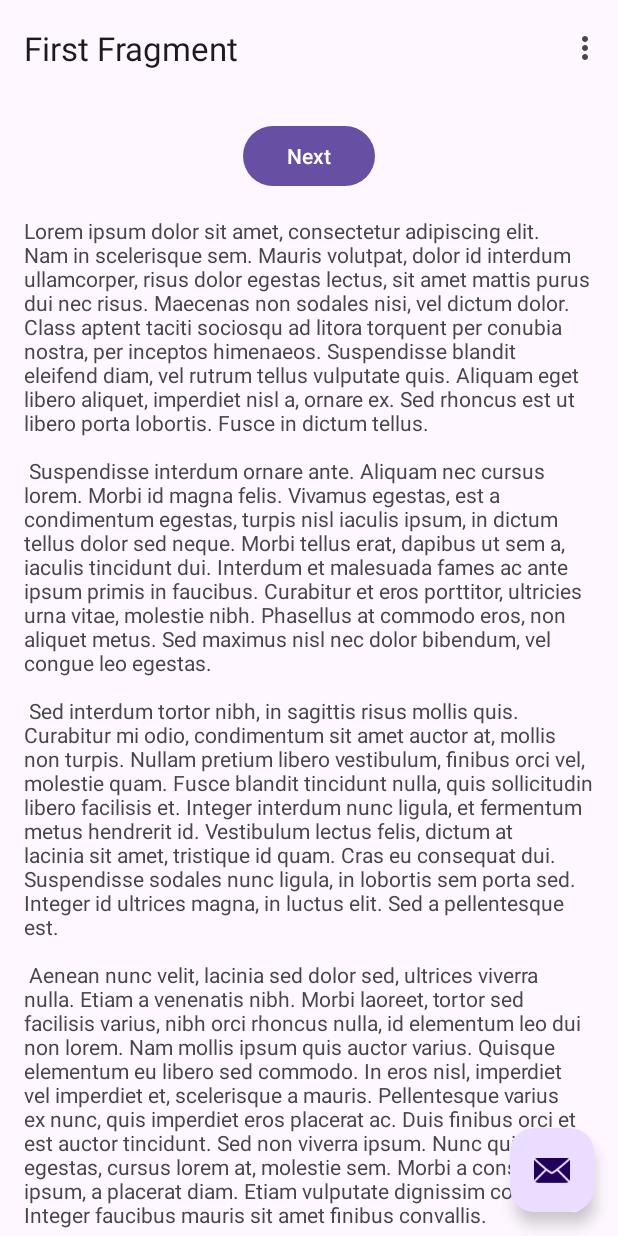
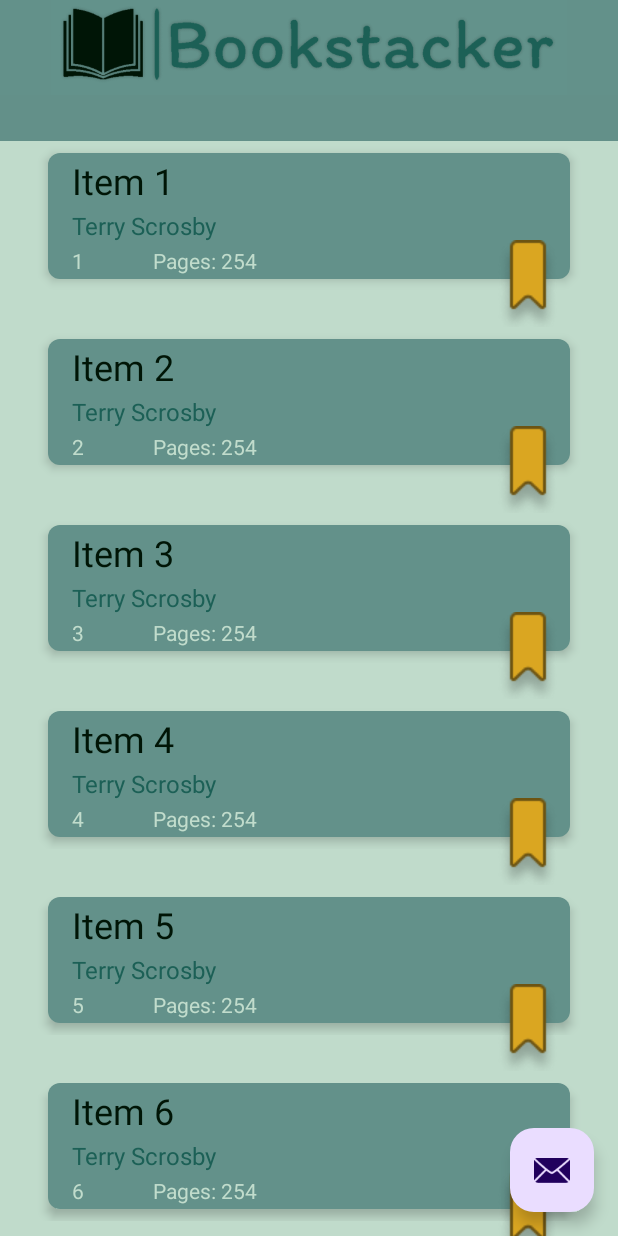
Before and after one commit to lukablaskovic/bookstacker, an Android app: the screen it shows after launch (MainActivity), on a phone screen of 412 x 824 dp. Run offline under Robolectric (Android 15) with nearby library versions, the phone set to English and light mode, and no system bars; our stand-ins replace navigation-ui.

Commit message:
Added list

```diff
--- a/app/build.gradle
+++ b/app/build.gradle
@@ -43,6 +43,8 @@ dependencies {
     implementation 'androidx.constraintlayout:constraintlayout:2.1.4'
     implementation 'androidx.navigation:navigation-fragment-ktx:2.6.0'
     implementation 'androidx.navigation:navigation-ui-ktx:2.6.0'
+    implementation 'androidx.legacy:legacy-support-v4:1.0.0'
+    implementation 'androidx.recyclerview:recyclerview:1.2.1'
     testImplementation 'junit:junit:4.13.2'
     androidTestImplementation 'androidx.test.ext:junit:1.1.5'
     androidTestImplementation 'androidx.test.espresso:espresso-core:3.5.1'
--- a/app/src/main/java/com/example/bookstacker/FirstFragment.kt
+++ b/app/src/main/java/com/example/bookstacker/FirstFragment.kt
@@ -6,7 +6,9 @@ import android.view.LayoutInflater
 import android.view.View
 import android.view.ViewGroup
 import androidx.navigation.fragment.findNavController
+import androidx.recyclerview.widget.RecyclerView
 import com.example.bookstacker.databinding.FragmentFirstBinding
+import com.example.bookstacker.placeholder.PlaceholderContent
 
 /**
  * A simple [Fragment] subclass as the default destination in the navigation.
@@ -18,6 +20,7 @@ class FirstFragment : Fragment() {
     // This property is only valid between onCreateView and
     // onDestroyView.
     private val binding get() = _binding!!
+    private lateinit var adapter: MyListOfAddedBooksRecyclerViewAdapter
 
     override fun onCreateView(
         inflater: LayoutInflater, container: ViewGroup?,
@@ -32,13 +35,23 @@ class FirstFragment : Fragment() {
     override fun onViewCreated(view: View, savedInstanceState: Bundle?) {
         super.onViewCreated(view, savedInstanceState)
 
-        binding.buttonFirst.setOnClickListener {
-            findNavController().navigate(R.id.action_FirstFragment_to_SecondFragment)
-        }
+        // Create your data list here or retrieve it from a source
+        val myDataList = PlaceholderContent.ITEMS
+
+        // Initialize the adapter with the data list
+        adapter = MyListOfAddedBooksRecyclerViewAdapter(myDataList)
+
+        // Get a reference to the RecyclerView
+        val recyclerView: RecyclerView = view.findViewById(R.id.list)
+
+        // Set the adapter on the RecyclerView
+        recyclerView.adapter = adapter
     }
 
     override fun onDestroyView() {
         super.onDestroyView()
         _binding = null
     }
+
+
 }
--- /dev/null
+++ b/app/src/main/java/com/example/bookstacker/ListOfAddedBooks.kt
@@ -0,0 +1,61 @@
+package com.example.bookstacker
+
+import android.os.Bundle
+import androidx.fragment.app.Fragment
+import androidx.recyclerview.widget.GridLayoutManager
+import androidx.recyclerview.widget.LinearLayoutManager
+import androidx.recyclerview.widget.RecyclerView
+import android.view.LayoutInflater
+import android.view.View
+import android.view.ViewGroup
+import com.example.bookstacker.placeholder.PlaceholderContent
+
+/**
+ * A fragment representing a list of Items.
+ */
+class ListOfAddedBooks : Fragment() {
+
+    private var columnCount = 1
+
+    override fun onCreate(savedInstanceState: Bundle?) {
+        super.onCreate(savedInstanceState)
+
+        arguments?.let {
+            columnCount = it.getInt(ARG_COLUMN_COUNT)
+        }
+    }
+
+    override fun onCreateView(
+        inflater: LayoutInflater, container: ViewGroup?,
+        savedInstanceState: Bundle?
+    ): View? {
+        val view = inflater.inflate(R.layout.fragment_list_of_added_books_list, container, false)
+
+        // Set the adapter
+        if (view is RecyclerView) {
+            with(view) {
+                layoutManager = when {
+                    columnCount <= 1 -> LinearLayoutManager(context)
+                    else -> GridLayoutManager(context, columnCount)
+                }
+                adapter = MyListOfAddedBooksRecyclerViewAdapter(PlaceholderContent.ITEMS)
+            }
+        }
+        return view
+    }
+
+    companion object {
+
+        // TODO: Customize parameter argument names
+        const val ARG_COLUMN_COUNT = "column-count"
+
+        // TODO: Customize parameter initialization
+        @JvmStatic
+        fun newInstance(columnCount: Int) =
+            ListOfAddedBooks().apply {
+                arguments = Bundle().apply {
+                    putInt(ARG_COLUMN_COUNT, columnCount)
+                }
+            }
+    }
+}
--- a/app/src/main/java/com/example/bookstacker/MainActivity.kt
+++ b/app/src/main/java/com/example/bookstacker/MainActivity.kt
@@ -11,6 +11,7 @@ import androidx.navigation.ui.setupActionBarWithNavController
 import android.view.Menu
 import android.view.MenuItem
 import com.example.bookstacker.databinding.ActivityMainBinding
+import com.example.bookstacker.placeholder.PlaceholderContent
 
 class MainActivity : AppCompatActivity() {
 
@@ -24,20 +25,17 @@ class MainActivity : AppCompatActivity() {
         binding = ActivityMainBinding.inflate(layoutInflater)
         setContentView(binding.root)
 
-        setSupportActionBar(binding.toolbar)
+        /*setSupportActionBar(binding.toolbar)
 
         val navController = findNavController(R.id.nav_host_fragment_content_main)
         appBarConfiguration = AppBarConfiguration(navController.graph)
-        setupActionBarWithNavController(navController, appBarConfiguration)
+        setupActionBarWithNavController(navController, appBarConfiguration)*/
 
-        binding.fab.setOnClickListener { view ->
-            Snackbar.make(view, "Replace with your own action", Snackbar.LENGTH_LONG)
-                .setAnchorView(R.id.fab)
-                .setAction("Action", null).show()
-        }
+
+
     }
 
-    override fun onCreateOptionsMenu(menu: Menu): Boolean {
+    /*override fun onCreateOptionsMenu(menu: Menu): Boolean {
         // Inflate the menu; this adds items to the action bar if it is present.
         menuInflater.inflate(R.menu.menu_main, menu)
         return true
@@ -57,5 +55,5 @@ class MainActivity : AppCompatActivity() {
         val navController = findNavController(R.id.nav_host_fragment_content_main)
         return navController.navigateUp(appBarConfiguration)
                 || super.onSupportNavigateUp()
-    }
+    }*/
 }
--- /dev/null
+++ b/app/src/main/java/com/example/bookstacker/MyListOfAddedBooksRecyclerViewAdapter.kt
@@ -0,0 +1,50 @@
+package com.example.bookstacker
+
+import androidx.recyclerview.widget.RecyclerView
+import android.view.LayoutInflater
+import android.view.View
+import android.view.ViewGroup
+import android.widget.TextView
+
+import com.example.bookstacker.placeholder.PlaceholderContent.PlaceholderItem
+import com.example.bookstacker.databinding.FragmentListOfAddedBooksBinding
+
+/**
+ * [RecyclerView.Adapter] that can display a [PlaceholderItem].
+ * TODO: Replace the implementation with code for your data type.
+ */
+class MyListOfAddedBooksRecyclerViewAdapter(
+    private val values: List<PlaceholderItem>
+) : RecyclerView.Adapter<MyListOfAddedBooksRecyclerViewAdapter.ViewHolder>() {
+
+    override fun onCreateViewHolder(parent: ViewGroup, viewType: Int): ViewHolder {
+
+        return ViewHolder(
+            FragmentListOfAddedBooksBinding.inflate(
+                LayoutInflater.from(parent.context),
+                parent,
+                false
+            )
+        )
+
+    }
+
+    override fun onBindViewHolder(holder: ViewHolder, position: Int) {
+        val item = values[position]
+        holder.idView.text = item.id
+        holder.contentView.text = item.content
+    }
+
+    override fun getItemCount(): Int = values.size
+
+    inner class ViewHolder(binding: FragmentListOfAddedBooksBinding) :
+        RecyclerView.ViewHolder(binding.root) {
+        val idView: TextView = binding.year
+        val contentView: TextView = binding.title
+
+        override fun toString(): String {
+            return super.toString() + " '" + contentView.text + "'"
+        }
+    }
+
+}
--- /dev/null
+++ b/app/src/main/java/com/example/bookstacker/placeholder/PlaceholderContent.kt
@@ -0,0 +1,57 @@
+package com.example.bookstacker.placeholder
+
+import java.util.ArrayList
+import java.util.HashMap
+
+/**
+ * Helper class for providing sample content for user interfaces created by
+ * Android template wizards.
+ *
+ * TODO: Replace all uses of this class before publishing your app.
+ */
+object PlaceholderContent {
+
+    /**
+     * An array of sample (placeholder) items.
+     */
+    val ITEMS: MutableList<PlaceholderItem> = ArrayList()
+
+    /**
+     * A map of sample (placeholder) items, by ID.
+     */
+    val ITEM_MAP: MutableMap<String, PlaceholderItem> = HashMap()
+
+    private val COUNT = 25
+
+    init {
+        // Add some sample items.
+        for (i in 1..COUNT) {
+            addItem(createPlaceholderItem(i))
+        }
+    }
+
+    private fun addItem(item: PlaceholderItem) {
+        ITEMS.add(item)
+        ITEM_MAP.put(item.id, item)
+    }
+
+    private fun createPlaceholderItem(position: Int): PlaceholderItem {
+        return PlaceholderItem(position.toString(), "Item " + position, makeDetails(position))
+    }
+
+    private fun makeDetails(position: Int): String {
+        val builder = StringBuilder()
+        builder.append("Details about Item: ").append(position)
+        for (i in 0..position - 1) {
+            builder.append("\nMore details information here.")
+        }
+        return builder.toString()
+    }
+
+    /**
+     * A placeholder item representing a piece of content.
+     */
+    data class PlaceholderItem(val id: String, val content: String, val details: String) {
+        override fun toString(): String = content
+    }
+}
--- /dev/null
+++ b/app/src/main/res/drawable/book_item_list_background.xml
@@ -0,0 +1,5 @@
+<?xml version="1.0" encoding="utf-8"?>
+<shape xmlns:android="http://schemas.android.com/apk/res/android">
+    <solid android:color="#63918A" />
+    <corners android:radius="8dp" />
+</shape>
--- a/app/src/main/res/layout/activity_main.xml
+++ b/app/src/main/res/layout/activity_main.xml
@@ -7,19 +7,63 @@
     android:fitsSystemWindows="true"
     tools:context=".MainActivity">
 
-    <com.google.android.material.appbar.AppBarLayout
+    <androidx.constraintlayout.widget.ConstraintLayout
         android:layout_width="match_parent"
-        android:layout_height="wrap_content"
-        android:fitsSystemWindows="true">
+        android:layout_height="match_parent"
+        android:background="#C0DBCB">
 
-        <com.google.android.material.appbar.MaterialToolbar
-            android:id="@+id/toolbar"
+        <LinearLayout
             android:layout_width="match_parent"
-            android:layout_height="?attr/actionBarSize" />
+            android:layout_height="match_parent"
+            android:orientation="vertical"
+            app:layout_constraintBottom_toBottomOf="parent"
+            app:layout_constraintEnd_toEndOf="parent"
+            app:layout_constraintStart_toStartOf="parent"
+            app:layout_constraintTop_toTopOf="parent">
 
-    </com.google.android.material.appbar.AppBarLayout>
+            <com.google.android.material.appbar.AppBarLayout
+                android:id="@+id/appBarLayout"
+                android:layout_width="match_parent"
+                android:layout_height="94dp"
+                android:background="#639089"
+                android:fitsSystemWindows="true">
 
-    <include layout="@layout/content_main" />
+                <androidx.constraintlayout.widget.ConstraintLayout
+                    android:layout_width="match_parent"
+                    android:layout_height="match_parent">
+
+                    <com.google.android.material.appbar.MaterialToolbar
+                        android:id="@+id/toolbar"
+                        android:layout_width="match_parent"
+                        android:layout_height="match_parent"
+                        app:layout_constraintBottom_toBottomOf="@+id/imageView"
+                        app:layout_constraintEnd_toEndOf="parent"
+                        app:layout_constraintStart_toStartOf="parent"
+                        app:layout_constraintTop_toTopOf="parent" />
+
+                    <ImageView
+                        android:id="@+id/imageView"
+                        android:layout_width="wrap_content"
+                        android:layout_height="63dp"
+                        android:background="#63918A"
+                        android:contentDescription="@string/image_logo"
+                        app:layout_constraintEnd_toEndOf="parent"
+                        app:layout_constraintStart_toStartOf="parent"
+                        app:layout_constraintTop_toTopOf="parent"
+                        app:srcCompat="@drawable/logo"
+                        tools:ignore="ImageContrastCheck" />
+                </androidx.constraintlayout.widget.ConstraintLayout>
+
+            </com.google.android.material.appbar.AppBarLayout>
+
+            <include
+                layout="@layout/content_main"
+                android:layout_width="match_parent"
+                android:layout_height="match_parent" />
+
+        </LinearLayout>
+
+    </androidx.constraintlayout.widget.ConstraintLayout>
 
     <com.google.android.material.floatingactionbutton.FloatingActionButton
         android:id="@+id/fab"
@@ -28,6 +72,8 @@
         android:layout_gravity="bottom|end"
         android:layout_marginEnd="@dimen/fab_margin"
         android:layout_marginBottom="16dp"
-        app:srcCompat="@android:drawable/ic_dialog_email" />
+        android:contentDescription="@string/image_logo_description"
+        app:srcCompat="@android:drawable/ic_dialog_email"
+        tools:ignore="DuplicateSpeakableTextCheck" />
 
 </androidx.coordinatorlayout.widget.CoordinatorLayout>
--- a/app/src/main/res/layout/fragment_first.xml
+++ b/app/src/main/res/layout/fragment_first.xml
@@ -9,28 +9,30 @@
     <androidx.constraintlayout.widget.ConstraintLayout
         android:layout_width="match_parent"
         android:layout_height="match_parent"
-        android:padding="16dp">
+        android:padding="16dp"
+        tools:ignore="ExtraText">
 
-        <Button
+        <!--Button
             android:id="@+id/button_first"
             android:layout_width="wrap_content"
             android:layout_height="wrap_content"
             android:text="@string/next"
-            app:layout_constraintBottom_toTopOf="@id/textview_first"
             app:layout_constraintEnd_toEndOf="parent"
             app:layout_constraintStart_toStartOf="parent"
             app:layout_constraintTop_toTopOf="parent" />
-        />
+        /-->
 
-        <TextView
-            android:id="@+id/textview_first"
-            android:layout_width="wrap_content"
-            android:layout_height="wrap_content"
-            android:layout_marginTop="16dp"
-            android:text="@string/lorem_ipsum"
-            app:layout_constraintBottom_toBottomOf="parent"
-            app:layout_constraintEnd_toEndOf="parent"
-            app:layout_constraintStart_toStartOf="parent"
-            app:layout_constraintTop_toBottomOf="@id/button_first" />
+        <![CDATA[]]>
+        <androidx.recyclerview.widget.RecyclerView
+            android:id="@+id/list"
+            android:name="com.example.bookstacker.ListOfAddedBooks"
+            android:layout_width="match_parent"
+            android:layout_height="match_parent"
+            android:paddingStart="8dp"
+            android:paddingEnd="8dp"
+            app:layoutManager="LinearLayoutManager"
+            tools:context=".ListOfAddedBooks"
+            tools:layout_editor_absoluteX="16dp"
+            tools:listitem="@layout/fragment_list_of_added_books" />
     </androidx.constraintlayout.widget.ConstraintLayout>
 </androidx.core.widget.NestedScrollView>
--- /dev/null
+++ b/app/src/main/res/layout/fragment_list_of_added_books.xml
@@ -0,0 +1,89 @@
+<?xml version="1.0" encoding="utf-8"?>
+<RelativeLayout xmlns:android="http://schemas.android.com/apk/res/android"
+    xmlns:app="http://schemas.android.com/apk/res-auto"
+    xmlns:tools="http://schemas.android.com/tools"
+    android:layout_width="wrap_content"
+    android:layout_height="124dp"
+    android:orientation="vertical">
+
+    <RelativeLayout
+        android:layout_width="match_parent"
+        android:layout_height="100dp">
+
+        <LinearLayout
+            android:layout_width="match_parent"
+            android:layout_height="match_parent"
+            android:layout_marginStart="8dp"
+            android:layout_marginTop="8dp"
+            android:layout_marginEnd="8dp"
+            android:layout_marginBottom="8dp"
+            android:background="@drawable/book_item_list_background"
+            android:elevation="4dp"
+            android:orientation="vertical"
+            android:paddingStart="16dp"
+            android:paddingTop="2dp"
+            android:paddingBottom="3dp"
+            tools:ignore="RtlSymmetry,UselessParent">
+
+            <TextView
+                android:id="@+id/title"
+                android:layout_width="match_parent"
+                android:layout_height="wrap_content"
+                android:layout_weight="1"
+                android:text="@string/BookNameTest"
+                android:textColor="#001506"
+                android:textSize="24sp"
+                tools:ignore="InefficientWeight,VisualLintBounds" />
+
+            <TextView
+                android:id="@+id/author"
+                android:layout_width="match_parent"
+                android:layout_height="wrap_content"
+                android:layout_weight="1"
+                android:text="@string/BookAuthorTest"
+                android:textColor="#1C6056"
+                android:textSize="16sp"
+                tools:ignore="TextContrastCheck" />
+
+            <LinearLayout
+                android:layout_width="match_parent"
+                android:layout_height="15dp"
+                android:layout_weight="1"
+                android:orientation="horizontal"
+                tools:ignore="TextSizeCheck">
+
+                <TextView
+                    android:id="@+id/year"
+                    android:layout_width="54dp"
+                    android:layout_height="wrap_content"
+                    android:text="@string/BookReleaseYearTest"
+                    android:textColor="#C1DCCC"
+                    tools:ignore="NestedWeights,TextContrastCheck" />
+
+                <TextView
+                    android:id="@+id/pages"
+                    android:layout_width="wrap_content"
+                    android:layout_height="wrap_content"
+                    android:text="@string/BookPagesTest"
+                    android:textColor="#C1DCCC"
+                    tools:ignore="TextSizeCheck,TextContrastCheck" />
+
+            </LinearLayout>
+
+        </LinearLayout>
+
+    </RelativeLayout>
+
+    <ImageView
+        android:layout_width="64dp"
+        android:layout_height="wrap_content"
+        android:layout_alignParentEnd="true"
+        android:layout_alignParentBottom="true"
+        android:layout_marginEnd="4dp"
+        android:layout_marginBottom="-4dp"
+        android:contentDescription="@string/bookmark_description"
+        android:translationZ="8dp"
+        app:srcCompat="@drawable/bookmark_yellow"
+        tools:ignore="NestedWeights,ImageContrastCheck" />
+
+</RelativeLayout>
--- /dev/null
+++ b/app/src/main/res/layout/fragment_list_of_added_books_list.xml
@@ -0,0 +1,15 @@
+<?xml version="1.0" encoding="utf-8"?>
+<androidx.recyclerview.widget.RecyclerView
+    xmlns:android="http://schemas.android.com/apk/res/android"
+    xmlns:app="http://schemas.android.com/apk/res-auto"
+    xmlns:tools="http://schemas.android.com/tools"
+    android:id="@+id/list"
+    android:name="com.example.bookstacker.ListOfAddedBooks"
+    android:layout_width="match_parent"
+    android:layout_height="match_parent"
+    android:background="#C1DCCC"
+    android:paddingStart="8dp"
+    android:paddingEnd="8dp"
+    app:layoutManager="LinearLayoutManager"
+    tools:context=".ListOfAddedBooks"
+    tools:listitem="@layout/fragment_list_of_added_books" />
--- a/app/src/main/res/layout/fragment_second.xml
+++ b/app/src/main/res/layout/fragment_second.xml
@@ -30,6 +30,7 @@
             app:layout_constraintBottom_toBottomOf="parent"
             app:layout_constraintEnd_toEndOf="parent"
             app:layout_constraintStart_toStartOf="parent"
-            app:layout_constraintTop_toBottomOf="@id/button_second" />
+            app:layout_constraintTop_toBottomOf="@id/button_second"
+            tools:ignore="VisualLintLongText" />
     </androidx.constraintlayout.widget.ConstraintLayout>
 </androidx.core.widget.NestedScrollView>
--- a/app/src/main/res/menu/menu_main.xml
+++ b/app/src/main/res/menu/menu_main.xml
@@ -2,6 +2,7 @@
     xmlns:app="http://schemas.android.com/apk/res-auto"
     xmlns:tools="http://schemas.android.com/tools"
     tools:context="com.example.bookstacker.MainActivity">
+
     <item
         android:id="@+id/action_settings"
         android:orderInCategory="100"
--- a/app/src/main/res/values/dimens.xml
+++ b/app/src/main/res/values/dimens.xml
@@ -1,3 +1,4 @@
 <resources>
     <dimen name="fab_margin">16dp</dimen>
+    <dimen name="text_margin">16dp</dimen>
 </resources>
--- a/app/src/main/res/values/strings.xml
+++ b/app/src/main/res/values/strings.xml
@@ -43,4 +43,12 @@
         libero vel nunc consequat, quis tincidunt nisl eleifend. Cras bibendum enim a justo luctus
         vestibulum. Fusce dictum libero quis erat maximus, vitae volutpat diam dignissim.
     </string>
+    <string name="image_logo">TODO</string>
+    <string name="image_logo_description">TODO</string>
+    <string name="BookNameTest">Lunar Storm</string>
+    <string name="BookAuthorTest">Terry Scrosby</string>
+    <string name="BookReleaseYearTest">2012.</string>
+    <string name="BookPagesTest">Pages: 254</string>
+    <string name="bookmark_description">bookmark_description</string>
+    <string name="ListFragment">ListFragment</string>
 </resources>
```
Also changed, not shown: app/src/main/res/drawable/bookmark_green.png (added), app/src/main/res/drawable/bookmark_red.png (added), app/src/main/res/drawable/bookmark_yellow.png (added), app/src/main/res/drawable/logo.png (added).
